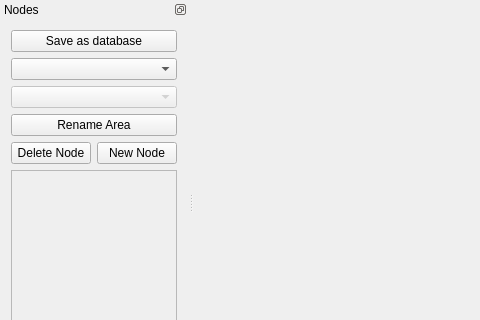
First picture: the form in randovania/gui/ui_files/data_editor.ui, repository randovania/randovania, before the edit; both pictures show x 0 to 480 and y 0 to 320 of the 802 by 471 pixel window.
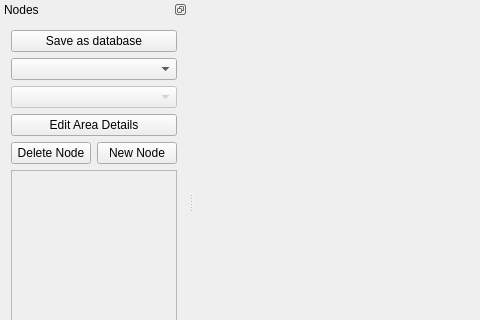
Second picture: the form after the edit. Custom widgets are drawn as their Qt base class.

Commit message: add editor for Area data, fix encoding/decoding hint features

Patch:
```diff
--- a/randovania/gui/ui_files/data_editor.ui
+++ b/randovania/gui/ui_files/data_editor.ui
@@ -54,7 +54,7 @@
      <item>
       <widget class="QPushButton" name="rename_area_button">
        <property name="text">
-        <string>Rename Area</string>
+        <string>Edit Area Details</string>
        </property>
       </widget>
      </item>
```
Left out of the diff: 2 changed lines with no effect on the pictures. The commit also changes 11 other files.
